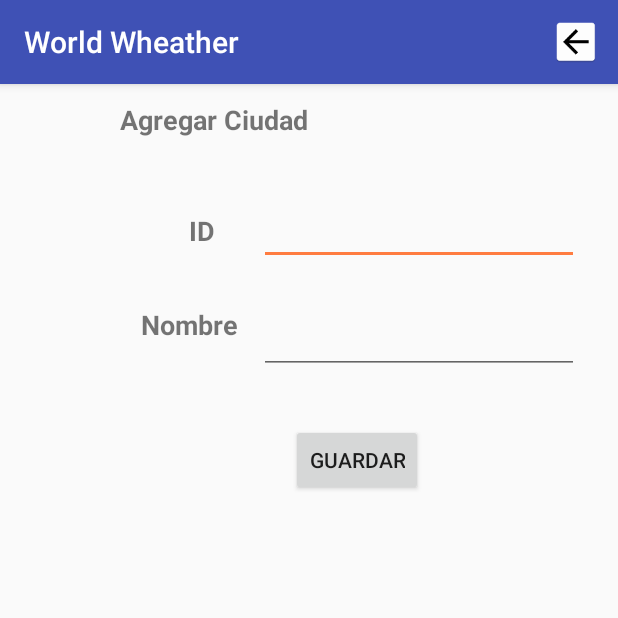
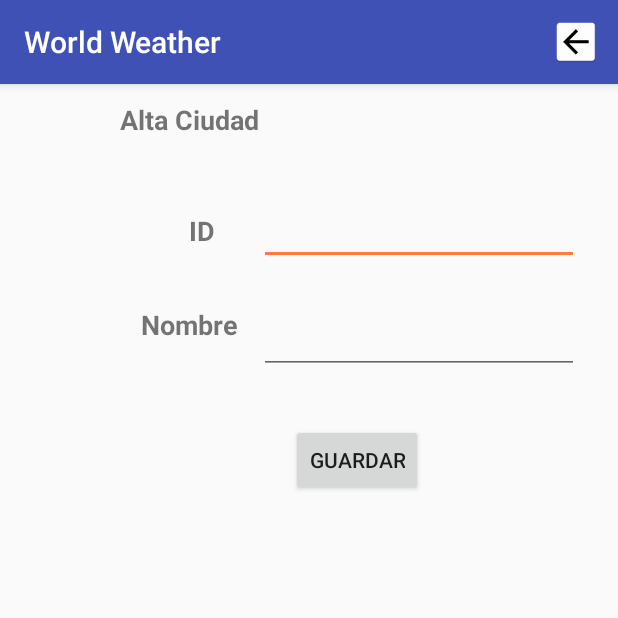
Before and after one commit to RobertoRegalado/TP-Final, an Android app: the screen it shows after launch (Alta_Ciudad_SQlite), in the options menu, after a tap on "Alta Ciudad", on a phone screen of 412 x 824 dp, the top half of it. Run offline under Robolectric (Android 15) with nearby library versions, the phone set to English and light mode, and no system bars; 1 statement that could not run was skipped.

Commit message:
Termine como pude

```diff
--- a/app/src/main/AndroidManifest.xml
+++ b/app/src/main/AndroidManifest.xml
@@ -7,7 +7,7 @@
     <application
         android:allowBackup="true"
         android:icon="@mipmap/ic_launcher"
-        android:label="World Wheather"
+        android:label="World Weather"
         android:roundIcon="@mipmap/ic_launcher_round"
         android:supportsRtl="true"
         android:theme="@style/AppTheme">
--- a/app/src/main/java/com/example/roberto/tp_final/MainActivity.java
+++ b/app/src/main/java/com/example/roberto/tp_final/MainActivity.java
@@ -1,5 +1,6 @@
 package com.example.roberto.tp_final;
 
+import android.content.ContentValues;
 import android.content.Context;
 import android.content.Intent;
 import android.database.Cursor;
@@ -82,13 +83,13 @@ public class MainActivity extends AppCompatActivity {
         sflLista.setOnRefreshListener(new SwipeRefreshLayout.OnRefreshListener() {
             @Override
             public void onRefresh() {
-                //cargarLista();
                 sflLista.setRefreshing(false);
             }
         });
         update();
     }
         private List<City> obtenerCiudades(){
+            cargarLista();
             //seleccionamos todos los registros
             Cursor cursor = db.rawQuery("SELECT * FROM ciudades",null);
             List<City> lista = new ArrayList<>();
@@ -137,4 +138,19 @@ public class MainActivity extends AppCompatActivity {
         //Refresh your stuff here
     }
 
+
+    private void cargarLista(){
+
+        Ciudades.add(new City(524901,"Moscu"));
+        Ciudades.add(new City(3835994,"Santa Rosa"));
+        Ciudades.add(new City(3164603,"Venecia"));
+        Ciudades.add(new City(5188351,"Egipto"));
+        Ciudades.add(new City(6251999,"Canada"));
+        Ciudades.add(new City(2643743,"Londres"));
+        Ciudades.add(new City(524901,"Moscu"));
+        Ciudades.add(new City(3834310,"Toay"));
+
+
+    }
+
 }
--- a/app/src/main/res/layout/alta_ciudades.xml
+++ b/app/src/main/res/layout/alta_ciudades.xml
@@ -17,7 +17,7 @@
         android:layout_marginLeft="80dp"
         android:layout_marginStart="80dp"
         android:layout_marginTop="11dp"
-        android:text="Agregar Ciudad"
+        android:text="@string/agregarciudad"
         android:textSize="18sp"
         android:textStyle="bold" />
 
@@ -72,13 +72,13 @@
         android:id="@+id/btnGuardar"
         android:layout_width="wrap_content"
         android:layout_height="wrap_content"
+        android:layout_alignLeft="@+id/txtNombre"
+        android:layout_alignStart="@+id/txtNombre"
+        android:layout_below="@+id/txtNombre"
         android:layout_marginLeft="21dp"
         android:layout_marginStart="21dp"
         android:layout_marginTop="33dp"
-        android:text="Guardar"
-        android:layout_below="@+id/txtNombre"
-        android:layout_alignLeft="@+id/txtNombre"
-        android:layout_alignStart="@+id/txtNombre" />
+        android:text="@string/guardar" />
 
     <TextView
         android:id="@+id/textView7"
@@ -99,7 +99,7 @@
         android:layout_alignTop="@+id/txtNombre"
         android:layout_marginEnd="14dp"
         android:layout_toStartOf="@+id/txtNombre"
-        android:text="Nombre"
+        android:text="@string/nombre"
         android:textSize="18sp"
         android:textStyle="bold" />
 
--- a/app/src/main/res/menu/menu_main.xml
+++ b/app/src/main/res/menu/menu_main.xml
@@ -7,13 +7,15 @@
         android:icon="@mipmap/ic_refresh"
         android:title="menu_refresh"
         app:showAsAction="always" />
-    <item android:id="@+id/mnuSalir"
-        android:title="Salir"
+    <item
+        android:id="@+id/mnuSalir"
         android:orderInCategory="102"
-        app:showAsAction="withText"/>
-    <item android:id="@+id/mnuGuardar"
+        android:title="@string/cerrar"
+        app:showAsAction="withText" />
+    <item
+        android:id="@+id/mnuGuardar"
         android:orderInCategory="101"
-        android:title="Alta Ciudad"
-        app:showAsAction="withText"/>
+        android:title="@string/agregarciudad"
+        app:showAsAction="withText" />
         />
 </menu>
--- a/app/src/main/res/values/strings.xml
+++ b/app/src/main/res/values/strings.xml
@@ -1,3 +1,16 @@
+<?xml version="1.0" encoding="utf-8"?>
 <resources>
-    <string name="app_name">TP-Final</string>
+        <string name="agregarciudad">Alta Ciudad</string>
+        <string name="nombre">Nombre</string>
+        <string name="cerrar">Cerrar</string>
+        <string name="eliminar">Borrar</string>
+        <string name="ciudad">Clima en</string>
+        <string name="humedad">Humedad</string>
+        <string name="presion">Presion Atmosferica</string>
+        <string name="temp">Temperatura</string>
+        <string name="temp_max">Temp. Max</string>
+        <string name="temp_min">Temp. Min</string>
+        <string name="centigrados">Centigrados</string>
+        <string name="guardar">Guardar</string>
+        <string name="app_name">World Weather</string>
 </resources>
```
Also changed, not shown: app/src/main/java/com/example/roberto/tp_final/Alta_Ciudad_SQlite.java (+7 -6 lines), app/src/main/res/layout/activity_detalle.xml (+17 -10 lines), 3 other files.
